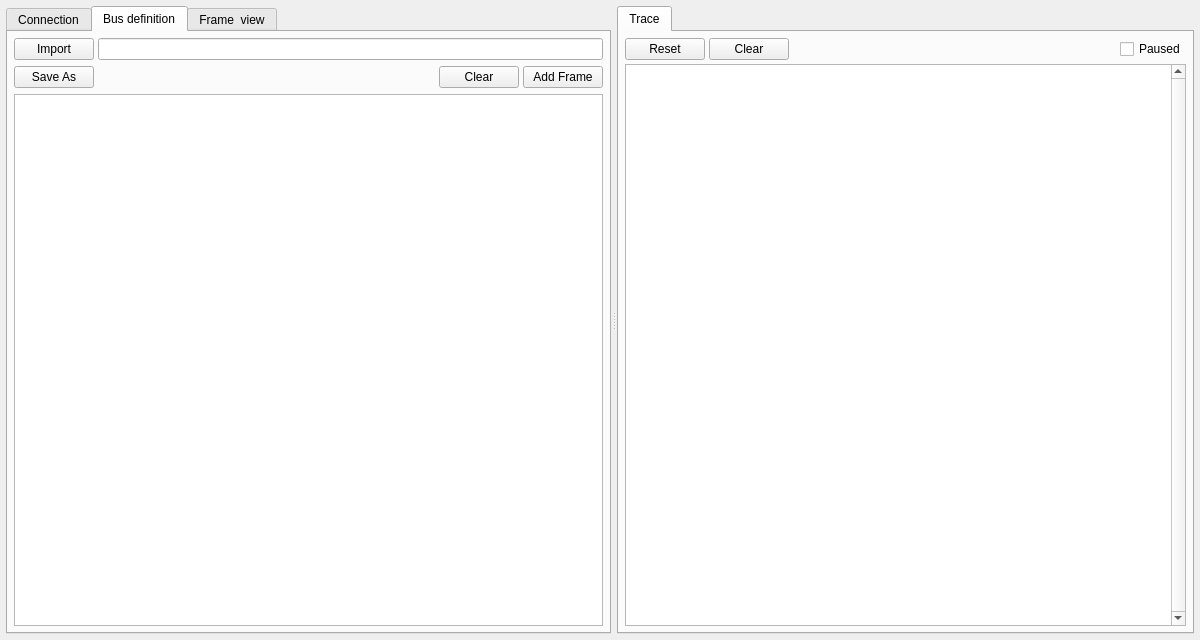
First picture: the form in ui/mainwindow.ui, repository mwkpe/tincan, before the edit.
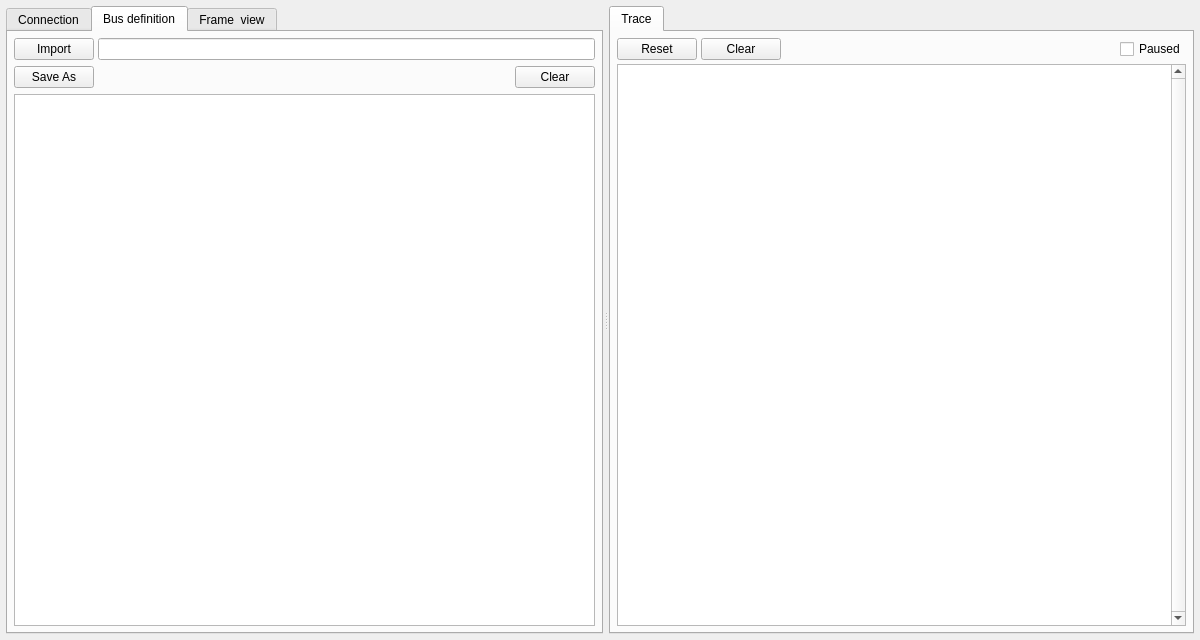
Second picture: the form after the edit. The open tabs and pages were chosen to show the change.

Commit message: Remove unimplemented button

```diff
--- a/ui/mainwindow.ui
+++ b/ui/mainwindow.ui
@@ -366,13 +366,6 @@
              </property>
             </widget>
            </item>
-           <item>
-            <widget class="QPushButton" name="pushAddBusDefFrame">
-             <property name="text">
-              <string>Add Frame</string>
-             </property>
-            </widget>
-           </item>
           </layout>
          </item>
          <item>
```
